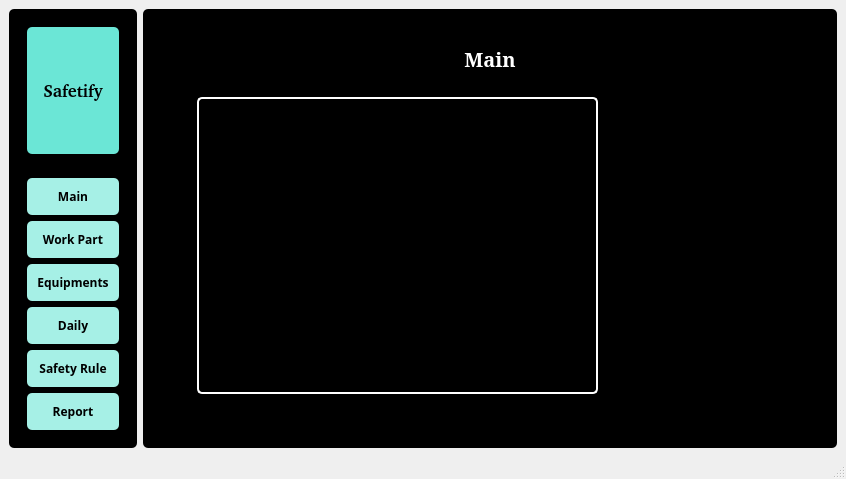
The window that gui/interface.ui (addinedu-ros-8th/deeplearning-repo-4) describes before a commit, drawn with Qt 5.
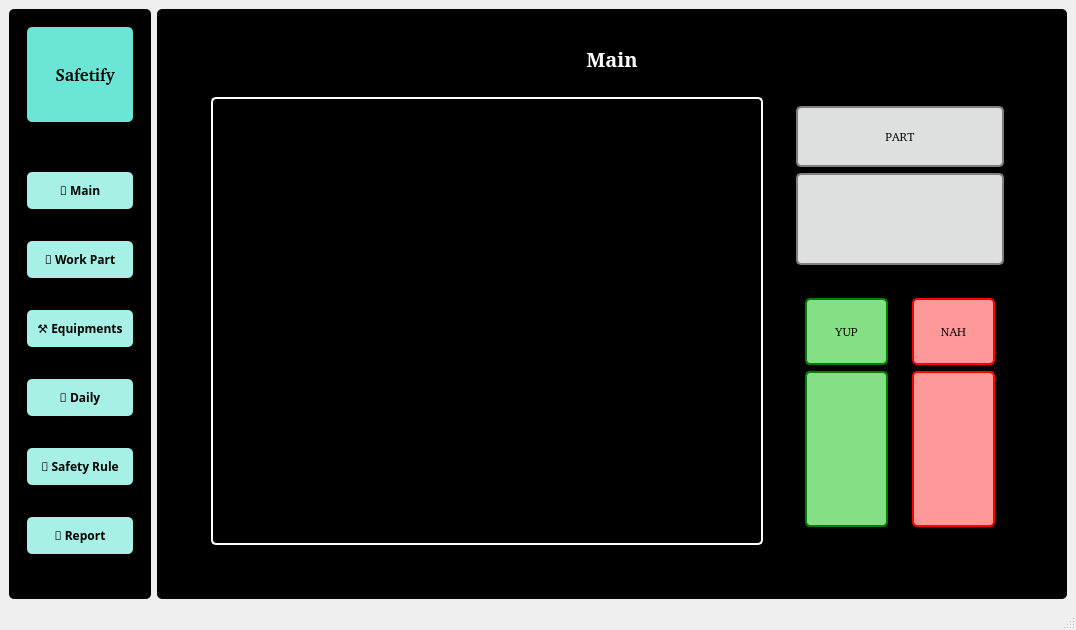
The same window after the commit. The open tabs and pages were chosen to show the change.

Commit message: changed ui (main, chart)

Diff of the .ui file:
```diff
--- a/gui/interface.ui
+++ b/gui/interface.ui
@@ -6,8 +6,8 @@
    <rect>
     <x>0</x>
     <y>0</y>
-    <width>846</width>
-    <height>479</height>
+    <width>1076</width>
+    <height>630</height>
    </rect>
   </property>
   <property name="windowTitle">
@@ -49,8 +49,20 @@
 #frame_17 QLabel{
 	border-radius: 5px;
 	border: 2px solid white;
-}#frame_19 QLabel{
+}
+#frame_19 QLabel{
+	border: 2px solid gray; 
+	background-color: #dedfdf;
 	color:black;
+}
+
+#frame_21 QLabel{
+	border: 2px solid green; 
+	background-color: #85e085;
+}
+#frame_22 QLabel{
+	border: 2px solid red; 
+	background-color: #ff9999;
 }</string>
    </property>
    <layout class="QHBoxLayout" name="horizontalLayout">
@@ -65,6 +77,12 @@
       <layout class="QVBoxLayout" name="verticalLayout">
        <item>
         <widget class="QFrame" name="frame_3">
+         <property name="sizePolicy">
+          <sizepolicy hsizetype="Preferred" vsizetype="Preferred">
+           <horstretch>0</horstretch>
+           <verstretch>2</verstretch>
+          </sizepolicy>
+         </property>
          <property name="frameShape">
           <enum>QFrame::StyledPanel</enum>
          </property>
@@ -84,7 +102,7 @@
              </font>
             </property>
             <property name="text">
-             <string>Safetify</string>
+             <string>🌼 Safetify</string>
             </property>
             <property name="alignment">
              <set>Qt::AlignCenter</set>
@@ -96,6 +114,12 @@
        </item>
        <item>
         <widget class="QFrame" name="frame_4">
+         <property name="sizePolicy">
+          <sizepolicy hsizetype="Preferred" vsizetype="Preferred">
+           <horstretch>0</horstretch>
+           <verstretch>8</verstretch>
+          </sizepolicy>
+         </property>
          <property name="frameShape">
           <enum>QFrame::StyledPanel</enum>
          </property>
@@ -113,7 +137,7 @@
              </font>
             </property>
             <property name="text">
-             <string>Main</string>
+             <string>🩵 Main</string>
             </property>
            </widget>
           </item>
@@ -127,7 +151,7 @@
              </font>
             </property>
             <property name="text">
-             <string>Work Part</string>
+             <string>👷 Work Part</string>
             </property>
            </widget>
           </item>
@@ -141,7 +165,7 @@
              </font>
             </property>
             <property name="text">
-             <string>Equipments</string>
+             <string>⚒️ Equipments</string>
             </property>
            </widget>
           </item>
@@ -155,7 +179,7 @@
              </font>
             </property>
             <property name="text">
-             <string>Daily</string>
+             <string>🌱 Daily</string>
             </property>
            </widget>
           </item>
@@ -169,7 +193,7 @@
              </font>
             </property>
             <property name="text">
-             <string>Safety Rule</string>
+             <string>🦺 Safety Rule</string>
             </property>
            </widget>
           </item>
@@ -183,7 +207,7 @@
              </font>
             </property>
             <property name="text">
-             <string>Report</string>
+             <string>💡 Report</string>
             </property>
            </widget>
           </item>
@@ -338,6 +362,12 @@
                       <layout class="QVBoxLayout" name="verticalLayout_10">
                        <item>
                         <widget class="QFrame" name="frame_19">
+                         <property name="sizePolicy">
+                          <sizepolicy hsizetype="Preferred" vsizetype="Preferred">
+                           <horstretch>0</horstretch>
+                           <verstretch>4</verstretch>
+                          </sizepolicy>
+                         </property>
                          <property name="frameShape">
                           <enum>QFrame::StyledPanel</enum>
                          </property>
@@ -345,12 +375,12 @@
                           <enum>QFrame::Raised</enum>
                          </property>
                          <layout class="QGridLayout" name="gridLayout_5">
-                          <item row="0" column="0">
+                          <item row="1" column="0">
                            <widget class="QLabel" name="box_gray">
                             <property name="sizePolicy">
                              <sizepolicy hsizetype="Preferred" vsizetype="Preferred">
                               <horstretch>0</horstretch>
-                              <verstretch>0</verstretch>
+                              <verstretch>6</verstretch>
                              </sizepolicy>
                             </property>
                             <property name="text">
@@ -361,11 +391,38 @@
                             </property>
                            </widget>
                           </item>
+                          <item row="0" column="0">
+                           <widget class="QLabel" name="label_9">
+                            <property name="sizePolicy">
+                             <sizepolicy hsizetype="Preferred" vsizetype="Preferred">
+                              <horstretch>0</horstretch>
+                              <verstretch>4</verstretch>
+                             </sizepolicy>
+                            </property>
+                            <property name="font">
+                             <font>
+                              <family>URW Bookman [urw]</family>
+                             </font>
+                            </property>
+                            <property name="text">
+                             <string>PART</string>
+                            </property>
+                            <property name="alignment">
+                             <set>Qt::AlignCenter</set>
+                            </property>
+                           </widget>
+                          </item>
                          </layout>
                         </widget>
                        </item>
                        <item>
                         <widget class="QFrame" name="frame_20">
+                         <property name="sizePolicy">
+                          <sizepolicy hsizetype="Preferred" vsizetype="Preferred">
+                           <horstretch>0</horstretch>
+                           <verstretch>6</verstretch>
+                          </sizepolicy>
+                         </property>
                          <property name="frameShape">
                           <enum>QFrame::StyledPanel</enum>
                          </property>
@@ -374,8 +431,50 @@
                          </property>
                          <layout class="QHBoxLayout" name="horizontalLayout_3">
                           <item>
-                           <widget class="QLabel" name="box_green">
+                           <widget class="QFrame" name="frame_21">
+                            <property name="sizePolicy">
+                             <sizepolicy hsizetype="Preferred" vsizetype="Preferred">
+                              <horstretch>0</horstretch>
+                              <verstretch>0</verstretch>
+                             </sizepolicy>
+                            </property>
+                            <property name="frameShape">
+                             <enum>QFrame::StyledPanel</enum>
+                            </property>
+                            <property name="frameShadow">
+                             <enum>QFrame::Raised</enum>
+                            </property>
+                            <layout class="QVBoxLayout" name="verticalLayout_16">
+                             <item>
+                              <widget class="QLabel" name="label_2">
+                               <property name="sizePolicy">
+                                <sizepolicy hsizetype="Preferred" vsizetype="Preferred">
+                                 <horstretch>0</horstretch>
+                                 <verstretch>3</verstretch>
+                                </sizepolicy>
+                               </property>
+                               <property name="font">
+                                <font>
+                                 <family>URW Bookman [urw]</family>
+                                </font>
+                               </property>
                             <property name="text">
+                                <string>YUP</string>
+                               </property>
+                               <property name="alignment">
+                                <set>Qt::AlignCenter</set>
+                               </property>
+                              </widget>
+                             </item>
+                             <item>
+                              <widget class="QLabel" name="label_3">
+                               <property name="sizePolicy">
+                                <sizepolicy hsizetype="Preferred" vsizetype="Preferred">
+                                 <horstretch>0</horstretch>
+                                 <verstretch>7</verstretch>
+                                </sizepolicy>
+                               </property>
+                               <property name="text">
                              <string/>
                             </property>
                             <property name="alignment">
@@ -383,14 +482,62 @@
                             </property>
                            </widget>
                           </item>
+                            </layout>
+                           </widget>
+                          </item>
                           <item>
-                           <widget class="QLabel" name="box_red">
+                           <widget class="QFrame" name="frame_22">
+                            <property name="sizePolicy">
+                             <sizepolicy hsizetype="Preferred" vsizetype="Preferred">
+                              <horstretch>0</horstretch>
+                              <verstretch>0</verstretch>
+                             </sizepolicy>
+                            </property>
+                            <property name="frameShape">
+                             <enum>QFrame::StyledPanel</enum>
+                            </property>
+                            <property name="frameShadow">
+                             <enum>QFrame::Raised</enum>
+                            </property>
+                            <layout class="QVBoxLayout" name="verticalLayout_17">
+                             <item>
+                              <widget class="QLabel" name="label_7">
+                               <property name="sizePolicy">
+                                <sizepolicy hsizetype="Preferred" vsizetype="Preferred">
+                                 <horstretch>0</horstretch>
+                                 <verstretch>3</verstretch>
+                                </sizepolicy>
+                               </property>
+                               <property name="font">
+                                <font>
+                                 <family>URW Bookman [urw]</family>
+                                </font>
+                               </property>
                             <property name="text">
+                                <string>NAH</string>
+                               </property>
+                               <property name="alignment">
+                                <set>Qt::AlignCenter</set>
+                               </property>
+                              </widget>
+                             </item>
+                             <item>
+                              <widget class="QLabel" name="label_8">
+                               <property name="sizePolicy">
+                                <sizepolicy hsizetype="Preferred" vsizetype="Preferred">
+                                 <horstretch>0</horstretch>
+                                 <verstretch>7</verstretch>
+                                </sizepolicy>
+                               </property>
+                               <property name="text">
                              <string/>
                             </property>
                             <property name="alignment">
                              <set>Qt::AlignCenter</set>
                             </property>
+                              </widget>
+                             </item>
+                            </layout>
                            </widget>
                           </item>
                          </layout>
@@ -554,41 +701,6 @@
                    </property>
                   </widget>
                  </item>
-                 <item>
-                  <widget class="QFrame" name="frame_9">
-                   <property name="frameShape">
-                    <enum>QFrame::StyledPanel</enum>
-                   </property>
-                   <property name="frameShadow">
-                    <enum>QFrame::Raised</enum>
-                   </property>
-                   <layout class="QHBoxLayout" name="horizontalLayout_5">
-                    <item>
-                     <widget class="QLabel" name="label_2">
-                      <property name="font">
-                       <font>
-                        <family>Serif</family>
-                        <weight>75</weight>
-                        <bold>true</bold>
-                       </font>
-                      </property>
-                      <property name="text">
-                       <string>Start From ....</string>
-                      </property>
-                     </widget>
-                    </item>
-                    <item>
-                     <widget class="QComboBox" name="cbYear"/>
-                    </item>
-                    <item>
-                     <widget class="QComboBox" name="cbMonth"/>
-                    </item>
-                    <item>
-                     <widget class="QComboBox" name="cbDay"/>
-                    </item>
-                   </layout>
-                  </widget>
-                 </item>
                  <item>
                   <widget class="QFrame" name="frame_23">
                    <property name="sizePolicy">
```
Left out of the diff: 140 changed lines with no effect on the pictures. Lines whose indentation alone changed are shown as unchanged. The commit also changes 2 other files.
